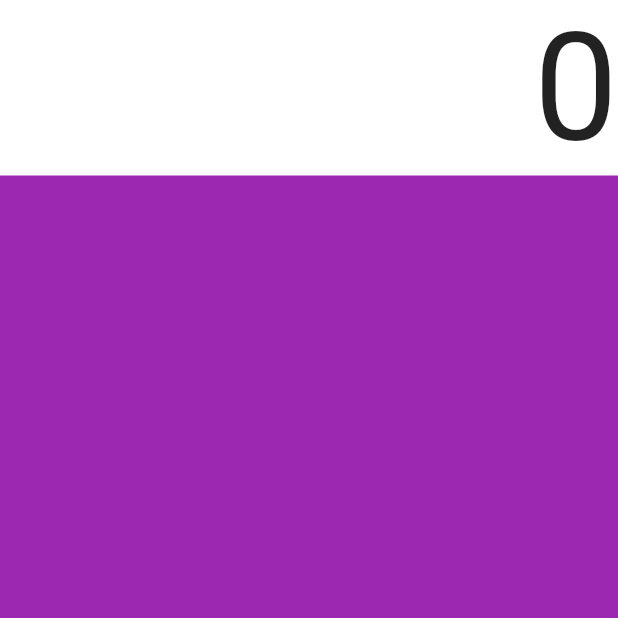
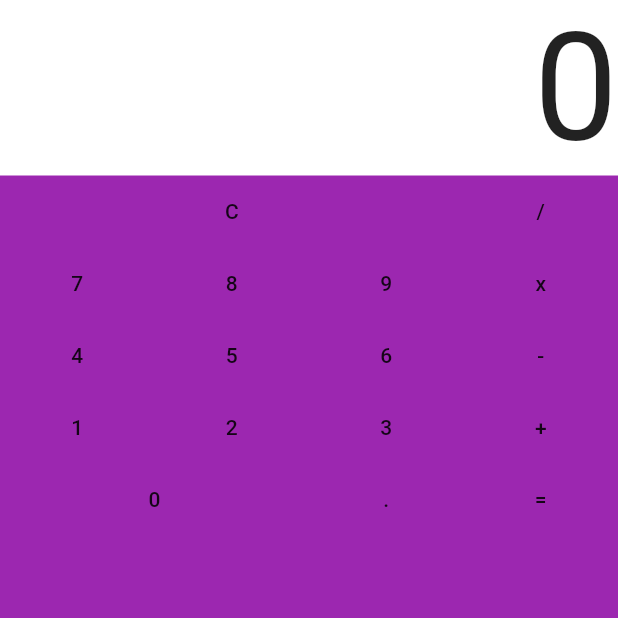
Before and after one commit to omongo/flutter-calculator, a Flutter app: the screen it shows after launch, on a phone screen of 412 x 824 dp, the top half of it. Run offline on Flutter 3.47's test engine with Material 2 defaults, Android fonts, the phone set to English and light mode, and no system bars.

Commit message:
create input with buttons

```diff
--- a/lib/main.dart
+++ b/lib/main.dart
@@ -25,14 +25,6 @@ class MyHomePage extends StatefulWidget {
 }
 
 class _MyHomePageState extends State<MyHomePage> {
-  int _counter = 0;
-
-  void _incrementCounter() {
-    setState(() {
-      _counter++;
-    });
-  }
-
   @override
   Widget build(BuildContext context) {
     return Scaffold(
@@ -70,7 +62,58 @@ class _MyHomePageState extends State<MyHomePage> {
 
   Widget _input() {
     return Column(
-      children: <Widget>[],
+      crossAxisAlignment: CrossAxisAlignment.stretch,
+      children: <Widget>[
+        Row(
+          children: <Widget>[
+            Expanded(
+              flex: 3,
+              child: FlatButton(
+                child: Text('C'),
+                onPressed: () {},
+              ),
+            ),
+            Expanded(
+              flex: 1,
+              child: FlatButton(
+                child: Text('/'),
+                onPressed: () {},
+              ),
+            ),
+          ],
+        ),
+        Row(
+          children: <Widget>[
+            Expanded(child: FlatButton(child: Text('7'), onPressed: (){},)),
+            Expanded(child: FlatButton(child: Text('8'), onPressed: (){},)),
+            Expanded(child: FlatButton(child: Text('9'), onPressed: (){},)),
+            Expanded(child: FlatButton(child: Text('x'), onPressed: (){},)),
+          ],
+        ),
+        Row(
+          children: <Widget>[
+            Expanded(child: FlatButton(child: Text('4'), onPressed: (){},)),
+            Expanded(child: FlatButton(child: Text('5'), onPressed: (){},)),
+            Expanded(child: FlatButton(child: Text('6'), onPressed: (){},)),
+            Expanded(child: FlatButton(child: Text('-'), onPressed: (){},)),
+          ],
+        ),
+        Row(
+          children: <Widget>[
+            Expanded(child: FlatButton(child: Text('1'), onPressed: (){},)),
+            Expanded(child: FlatButton(child: Text('2'), onPressed: (){},)),
+            Expanded(child: FlatButton(child: Text('3'), onPressed: (){},)),
+            Expanded(child: FlatButton(child: Text('+'), onPressed: (){},)),
+          ],
+        ),
+        Row(
+          children: <Widget>[
+            Expanded(flex: 2,child: FlatButton(child: Text('0'), onPressed: (){},)),
+            Expanded(child: FlatButton(child: Text('.'), onPressed: (){},)),
+            Expanded(child: FlatButton(child: Text('='), onPressed: (){},)),
+          ],
+        ),
+      ],
     );
   }
 }
```
